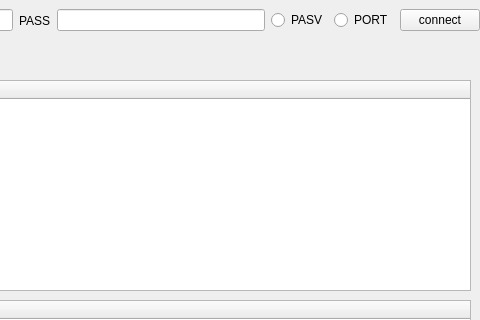
Before: the Qt Designer form client/mainwindow.ui in Ray1ee01/FTP, drawn with Qt 5; both pictures show x 720 to 1200 and y 0 to 320 of the 1200 by 900 pixel window.
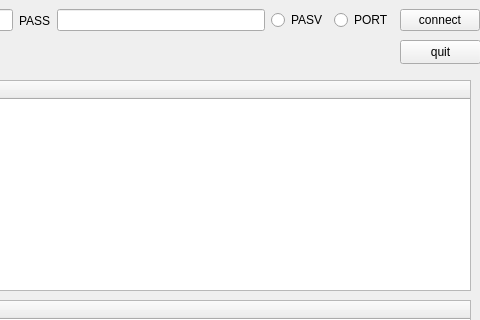
After: the same form once the commit is applied.

```diff
--- a/client/mainwindow.ui
+++ b/client/mainwindow.ui
@@ -251,6 +251,19 @@
      <string>Continue</string>
     </property>
    </widget>
+   <widget class="QPushButton" name="quitButton">
+    <property name="geometry">
+     <rect>
+      <x>1120</x>
+      <y>40</y>
+      <width>81</width>
+      <height>24</height>
+     </rect>
+    </property>
+    <property name="text">
+     <string>quit</string>
+    </property>
+   </widget>
   </widget>
   <widget class="QStatusBar" name="statusbar"/>
  </widget>
```
